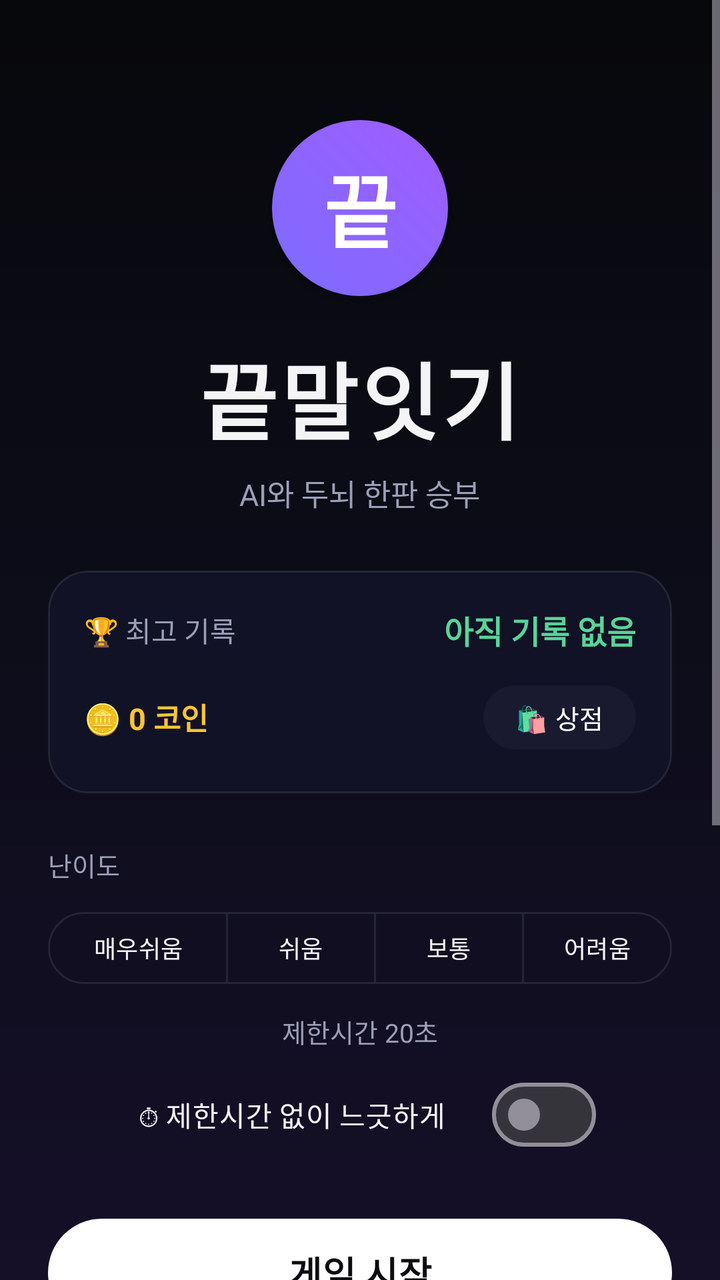
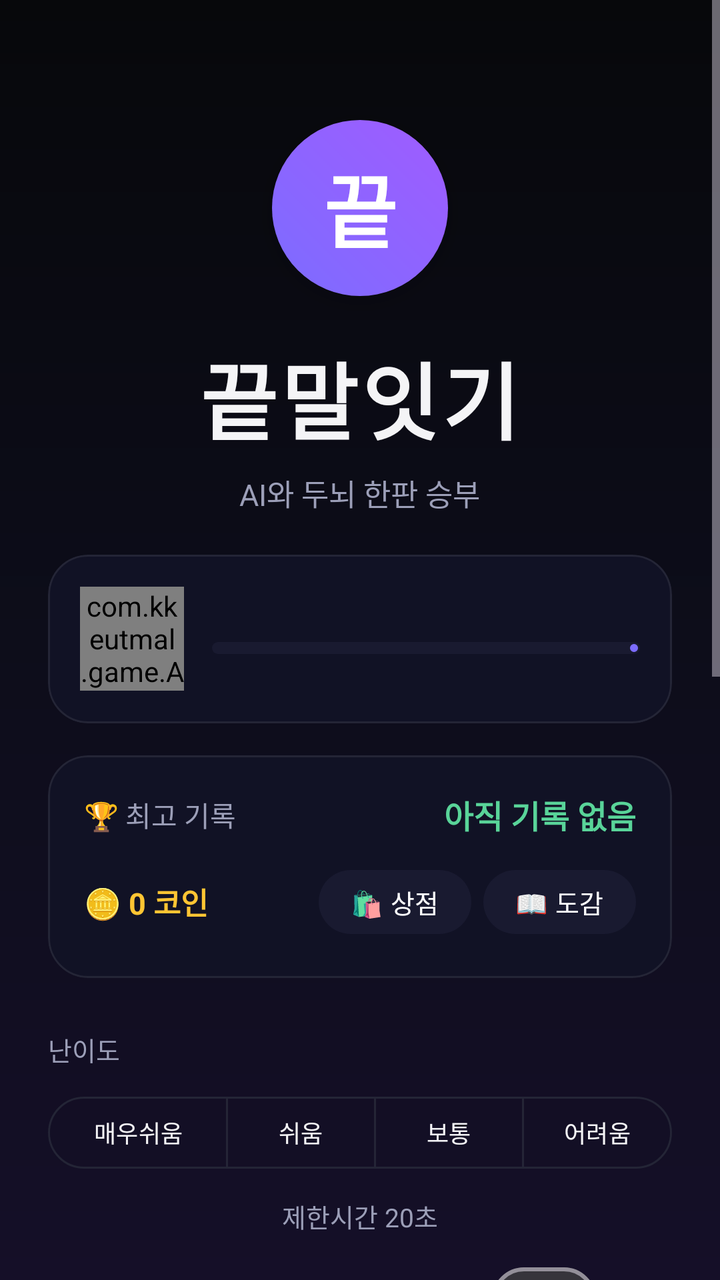

Compare the two renders of this Android layout. The source of the first and the diff that turns it into the second are given below.
<!-- AndroidManifest.xml: application theme Theme.KKeutmal -->
<!-- res/layout/activity_main.xml -->
<?xml version="1.0" encoding="utf-8"?>
<ScrollView xmlns:android="http://schemas.android.com/apk/res/android"
    xmlns:app="http://schemas.android.com/apk/res-auto"
    android:layout_width="match_parent"
    android:layout_height="match_parent"
    android:fillViewport="true"
    android:overScrollMode="never">

    <LinearLayout
        android:layout_width="match_parent"
        android:layout_height="wrap_content"
        android:orientation="vertical"
        android:gravity="center_horizontal"
        android:padding="24dp">

        <TextView
            android:id="@+id/tvEmblem"
            android:layout_width="88dp"
            android:layout_height="88dp"
            android:layout_marginTop="36dp"
            android:background="@drawable/bg_emblem"
            android:gravity="center"
            android:text="끝"
            android:textColor="@color/text_on_accent"
            android:textSize="40sp"
            android:fontFamily="sans-serif-black"
            android:elevation="8dp" />

        <TextView
            android:layout_width="wrap_content"
            android:layout_height="wrap_content"
            android:layout_marginTop="20dp"
            android:text="@string/app_name"
            android:textColor="@color/text_primary"
            android:textSize="42sp"
            android:letterSpacing="0.04"
            android:fontFamily="sans-serif-black" />

        <TextView
            android:layout_width="wrap_content"
            android:layout_height="wrap_content"
            android:layout_marginTop="6dp"
            android:text="@string/subtitle"
            android:textColor="@color/text_dim"
            android:textSize="15sp" />

        <com.google.android.material.card.MaterialCardView
            android:layout_width="match_parent"
            android:layout_height="wrap_content"
            android:layout_marginTop="28dp"
            app:cardBackgroundColor="@color/surface"
            app:cardCornerRadius="20dp"
            app:strokeColor="@color/surface_stroke"
            app:strokeWidth="1dp"
            app:cardElevation="0dp">

            <LinearLayout
                android:layout_width="match_parent"
                android:layout_height="wrap_content"
                android:orientation="vertical"
                android:padding="18dp">

                <LinearLayout
                    android:layout_width="match_parent"
                    android:layout_height="wrap_content"
                    android:orientation="horizontal"
                    android:gravity="center_vertical">

                    <TextView
                        android:layout_width="0dp"
                        android:layout_weight="1"
                        android:layout_height="wrap_content"
                        android:text="@string/best_label"
                        android:textColor="@color/text_dim"
                        android:textSize="14sp" />

                    <TextView
                        android:id="@+id/tvBest"
                        android:layout_width="wrap_content"
                        android:layout_height="wrap_content"
                        android:text="아직 기록 없음"
                        android:textColor="@color/accent2"
                        android:textSize="16sp"
                        android:textStyle="bold" />
                </LinearLayout>

                <LinearLayout
                    android:layout_width="match_parent"
                    android:layout_height="wrap_content"
                    android:layout_marginTop="12dp"
                    android:orientation="horizontal"
                    android:gravity="center_vertical">

                    <TextView
                        android:id="@+id/tvCoins"
                        android:layout_width="0dp"
                        android:layout_weight="1"
                        android:layout_height="wrap_content"
                        android:text="🪙 0 코인"
                        android:textColor="@color/warn"
                        android:textSize="15sp"
                        android:textStyle="bold" />

                    <com.google.android.material.button.MaterialButton
                        android:id="@+id/btnShop"
                        android:layout_width="wrap_content"
                        android:layout_height="40dp"
                        android:minWidth="0dp"
                        android:paddingHorizontal="16dp"
                        android:text="🛍 상점"
                        android:textSize="13sp"
                        app:backgroundTint="@color/chip_bg"
                        app:cornerRadius="20dp" />
                </LinearLayout>
            </LinearLayout>
        </com.google.android.material.card.MaterialCardView>

        <TextView
            android:layout_width="match_parent"
            android:layout_height="wrap_content"
            android:layout_marginTop="26dp"
            android:text="@string/difficulty_label"
            android:textColor="@color/text_dim"
            android:textSize="13sp" />

        <com.google.android.material.button.MaterialButtonToggleGroup
            android:id="@+id/toggleDifficulty"
            android:layout_width="match_parent"
            android:layout_height="wrap_content"
            android:layout_marginTop="10dp"
            app:singleSelection="true"
            app:selectionRequired="true">

            <com.google.android.material.button.MaterialButton
                android:id="@+id/btnVeryEasy"
                style="?attr/materialButtonOutlinedStyle"
                android:layout_width="0dp"
                android:layout_weight="1.2"
                android:layout_height="44dp"
                android:text="매우쉬움"
                android:textSize="12sp"
                android:insetLeft="0dp"
                android:insetRight="0dp"
                android:paddingHorizontal="2dp"
                app:strokeColor="@color/surface_stroke" />

            <com.google.android.material.button.MaterialButton
                android:id="@+id/btnEasy"
                style="?attr/materialButtonOutlinedStyle"
                android:layout_width="0dp"
                android:layout_weight="1"
                android:layout_height="44dp"
                android:text="쉬움"
                android:textSize="12sp"
                android:insetLeft="0dp"
                android:insetRight="0dp"
                android:paddingHorizontal="2dp"
                app:strokeColor="@color/surface_stroke" />

            <com.google.android.material.button.MaterialButton
                android:id="@+id/btnNormal"
                style="?attr/materialButtonOutlinedStyle"
                android:layout_width="0dp"
                android:layout_weight="1"
                android:layout_height="44dp"
                android:text="보통"
                android:textSize="12sp"
                app:strokeColor="@color/surface_stroke" />

            <com.google.android.material.button.MaterialButton
                android:id="@+id/btnHard"
                style="?attr/materialButtonOutlinedStyle"
                android:layout_width="0dp"
                android:layout_weight="1"
                android:layout_height="44dp"
                android:text="어려움"
                android:textSize="12sp"
                android:insetLeft="0dp"
                android:insetRight="0dp"
                android:paddingHorizontal="2dp"
                app:strokeColor="@color/surface_stroke" />
        </com.google.android.material.button.MaterialButtonToggleGroup>

        <TextView
            android:id="@+id/tvDifficultyDesc"
            android:layout_width="match_parent"
            android:layout_height="wrap_content"
            android:layout_marginTop="10dp"
            android:gravity="center"
            android:textColor="@color/text_dim"
            android:textSize="13sp"
            android:text="제한시간 20초" />

        <com.google.android.material.materialswitch.MaterialSwitch
            android:id="@+id/swNoTimer"
            android:layout_width="wrap_content"
            android:layout_height="wrap_content"
            android:layout_marginTop="8dp"
            android:text="  ⏱ 제한시간 없이 느긋하게  "
            android:textColor="@color/text_primary"
            android:textSize="14sp" />

        <com.google.android.material.button.MaterialButton
            android:id="@+id/btnStart"
            android:layout_width="match_parent"
            android:layout_height="62dp"
            android:layout_marginTop="24dp"
            android:text="@string/start_game"
            android:textSize="18sp"
            android:textStyle="bold"
            android:textColor="@color/cta_text"
            app:backgroundTint="@color/cta_bg"
            app:cornerRadius="31dp" />

        <com.google.android.material.card.MaterialCardView
            android:layout_width="match_parent"
            android:layout_height="wrap_content"
            android:layout_marginTop="26dp"
            android:layout_marginBottom="24dp"
            app:cardBackgroundColor="#10FFFFFF"
            app:cardCornerRadius="20dp"
            app:cardElevation="0dp">

            <LinearLayout
                android:layout_width="match_parent"
                android:layout_height="wrap_content"
                android:orientation="vertical"
                android:padding="18dp">

                <TextView
                    android:layout_width="wrap_content"
                    android:layout_height="wrap_content"
                    android:text="@string/rules_title"
                    android:textColor="@color/text_primary"
                    android:textSize="14sp"
                    android:textStyle="bold" />

                <TextView
                    android:layout_width="match_parent"
                    android:layout_height="wrap_content"
                    android:layout_marginTop="10dp"
                    android:lineSpacingExtra="5dp"
                    android:text="@string/rules_body"
                    android:textColor="@color/text_dim"
                    android:textSize="13sp" />
            </LinearLayout>
        </com.google.android.material.card.MaterialCardView>
    </LinearLayout>
</ScrollView>
<!-- resources referenced by this layout -->
<resources>
  <color name="accent2">#59D499</color>
  <color name="chip_bg">#191A30</color>
  <color name="cta_bg">#FFFFFF</color>
  <color name="cta_text">#0B0B10</color>
  <color name="surface">#111225</color>
  <color name="surface_stroke">#14FFFFFF</color>
  <color name="text_dim">#9C9FB8</color>
  <color name="text_on_accent">#FFFFFF</color>
  <color name="text_primary">#F4F4F6</color>
  <color name="warn">#FFC533</color>
  <!-- drawable bg_emblem (drawable) -->
  <?xml version="1.0" encoding="utf-8"?>
  <shape xmlns:android="http://schemas.android.com/apk/res/android" android:shape="oval">
      <gradient
          android:angle="45"
          android:startColor="@color/player_grad_start"
          android:endColor="@color/player_grad_end" />
  </shape>
  <string name="app_name">끝말잇기</string>
  <string name="best_label">🏆 최고 기록</string>
  <string name="difficulty_label">난이도</string>
  <string name="rules_body">· 사전(표준국어대사전+끄투 DB, 43만 단어)에 있는 두 글자 이상 단어만 인정\n· 앞 단어의 끝 글자로 시작 (두음법칙 인정: 력→역, 라→나)\n· 이미 나온 단어는 다시 쓸 수 없어요\n· 제한시간 안에 입력하지 못하면 패배! (무제한 모드는 시간 걱정 없음)\n· 마이크 버튼을 누르고 말해도 입력돼요</string>
  <string name="rules_title">게임 규칙</string>
  <string name="start_game">게임 시작</string>
  <string name="subtitle">AI와 두뇌 한판 승부</string>
  <style name="Theme.KKeutmal" parent="Theme.Material3.Dark.NoActionBar">
          <item name="colorPrimary">@color/accent</item>
          <item name="colorOnPrimary">@color/text_on_accent</item>
          <item name="colorSecondary">@color/accent2</item>
          <item name="colorSurface">@color/surface</item>
          <item name="colorOnSurface">@color/text_primary</item>
          <item name="android:colorBackground">@color/bg_top</item>
          <item name="android:windowBackground">@drawable/bg_gradient</item>
          <item name="android:statusBarColor">@color/bg_top</item>
          <item name="android:navigationBarColor">@color/bg_bottom</item>
          <item name="android:windowLightStatusBar">false</item>
          <item name="android:textColor">@color/text_primary</item>
      </style>
  <color name="player_grad_start">#7C6CFF</color>
  <color name="player_grad_end">#A05CFF</color>
  <color name="accent">#7C6CFF</color>
  <color name="bg_top">#07080B</color>
  <!-- drawable bg_gradient (drawable) -->
  <?xml version="1.0" encoding="utf-8"?>
  <shape xmlns:android="http://schemas.android.com/apk/res/android" android:shape="rectangle">
      <gradient
          android:angle="270"
          android:startColor="@color/bg_top"
          android:centerColor="#0D0D1A"
          android:endColor="@color/bg_bottom" />
  </shape>
  <color name="bg_bottom">#150F28</color>
</resources>

<!-- the commit's change to res/layout/activity_main.xml (unified diff, before → after) -->
@@ -47,7 +47,7 @@
         <com.google.android.material.card.MaterialCardView
             android:layout_width="match_parent"
             android:layout_height="wrap_content"
-            android:layout_marginTop="28dp"
+            android:layout_marginTop="20dp"
             app:cardBackgroundColor="@color/surface"
             app:cardCornerRadius="20dp"
             app:strokeColor="@color/surface_stroke"
@@ -57,6 +57,65 @@
             <LinearLayout
                 android:layout_width="match_parent"
                 android:layout_height="wrap_content"
+                android:orientation="horizontal"
+                android:gravity="center_vertical"
+                android:padding="16dp">
+
+                <com.kkeutmal.game.AvatarView
+                    android:id="@+id/avatarMe"
+                    android:layout_width="52dp"
+                    android:layout_height="52dp" />
+
+                <LinearLayout
+                    android:layout_width="0dp"
+                    android:layout_weight="1"
+                    android:layout_height="wrap_content"
+                    android:layout_marginStart="14dp"
+                    android:orientation="vertical">
+
+                    <TextView
+                        android:id="@+id/tvLevelRank"
+                        android:layout_width="wrap_content"
+                        android:layout_height="wrap_content"
+                        android:textColor="@color/text_primary"
+                        android:textSize="16sp"
+                        android:textStyle="bold" />
+
+                    <com.google.android.material.progressindicator.LinearProgressIndicator
+                        android:id="@+id/xpBar"
+                        android:layout_width="match_parent"
+                        android:layout_height="wrap_content"
+                        android:layout_marginTop="6dp"
+                        android:max="1000"
+                        app:trackThickness="6dp"
+                        app:trackCornerRadius="3dp"
+                        app:trackColor="@color/chip_bg"
+                        app:indicatorColor="@color/accent" />
+
+                    <TextView
+                        android:id="@+id/tvXp"
+                        android:layout_width="wrap_content"
+                        android:layout_height="wrap_content"
+                        android:layout_marginTop="4dp"
+                        android:textColor="@color/text_dim"
+                        android:textSize="11sp" />
+                </LinearLayout>
+            </LinearLayout>
+        </com.google.android.material.card.MaterialCardView>
+
+        <com.google.android.material.card.MaterialCardView
+            android:layout_width="match_parent"
+            android:layout_height="wrap_content"
+            android:layout_marginTop="16dp"
+            app:cardBackgroundColor="@color/surface"
+            app:cardCornerRadius="20dp"
+            app:strokeColor="@color/surface_stroke"
+            app:strokeWidth="1dp"
+            app:cardElevation="0dp">
+
+            <LinearLayout
+                android:layout_width="match_parent"
+                android:layout_height="wrap_content"
                 android:orientation="vertical"
                 android:padding="18dp">
 
@@ -108,6 +167,18 @@
                         android:minWidth="0dp"
                         android:paddingHorizontal="16dp"
                         android:text="🛍 상점"
+                        android:textSize="13sp"
+                        app:backgroundTint="@color/chip_bg"
+                        app:cornerRadius="20dp" />
+
+                    <com.google.android.material.button.MaterialButton
+                        android:id="@+id/btnCollection"
+                        android:layout_width="wrap_content"
+                        android:layout_height="40dp"
+                        android:layout_marginStart="6dp"
+                        android:minWidth="0dp"
+                        android:paddingHorizontal="16dp"
+                        android:text="📖 도감"
                         android:textSize="13sp"
                         app:backgroundTint="@color/chip_bg"
                         app:cornerRadius="20dp" />
@@ -201,11 +272,31 @@
             android:textSize="14sp" />
 
         <com.google.android.material.button.MaterialButton
+            android:id="@+id/btnAdventure"
+            android:layout_width="match_parent"
+            android:layout_height="62dp"
+            android:layout_marginTop="20dp"
+            android:text="🗺 모험 떠나기"
+            android:textSize="18sp"
+            android:textStyle="bold"
+            app:backgroundTint="@color/accent"
+            app:cornerRadius="31dp" />
+
+        <LinearLayout
+            android:id="@+id/missionBox"
+            android:layout_width="match_parent"
+            android:layout_height="wrap_content"
+            android:layout_marginTop="16dp"
+            android:orientation="vertical"
+            android:background="@drawable/bg_input"
+            android:padding="14dp" />
+
+        <com.google.android.material.button.MaterialButton
             android:id="@+id/btnStart"
             android:layout_width="match_parent"
             android:layout_height="62dp"
             android:layout_marginTop="24dp"
-            android:text="@string/start_game"
+            android:text="⚔ 자유 대전"
             android:textSize="18sp"
             android:textStyle="bold"
             android:textColor="@color/cta_text"
<!-- resource entries referenced after the edit -->
@@ -18,12 +18,18 @@
           android:startColor="@color/player_grad_start"
           android:endColor="@color/player_grad_end" />
   </shape>
+  <!-- drawable bg_input (drawable) -->
+  <?xml version="1.0" encoding="utf-8"?>
+  <shape xmlns:android="http://schemas.android.com/apk/res/android" android:shape="rectangle">
+      <solid android:color="@color/input_bg" />
+      <stroke android:width="1dp" android:color="@color/surface_stroke" />
+      <corners android:radius="26dp" />
+  </shape>
   <string name="app_name">끝말잇기</string>
   <string name="best_label">🏆 최고 기록</string>
   <string name="difficulty_label">난이도</string>
   <string name="rules_body">· 사전(표준국어대사전+끄투 DB, 43만 단어)에 있는 두 글자 이상 단어만 인정\n· 앞 단어의 끝 글자로 시작 (두음법칙 인정: 력→역, 라→나)\n· 이미 나온 단어는 다시 쓸 수 없어요\n· 제한시간 안에 입력하지 못하면 패배! (무제한 모드는 시간 걱정 없음)\n· 마이크 버튼을 누르고 말해도 입력돼요</string>
   <string name="rules_title">게임 규칙</string>
-  <string name="start_game">게임 시작</string>
   <string name="subtitle">AI와 두뇌 한판 승부</string>
   <style name="Theme.KKeutmal" parent="Theme.Material3.Dark.NoActionBar">
           <item name="colorPrimary">@color/accent</item>
@@ -40,6 +46,7 @@
       </style>
   <color name="player_grad_start">#7C6CFF</color>
   <color name="player_grad_end">#A05CFF</color>
+  <color name="input_bg">#0D0E1C</color>
   <color name="accent">#7C6CFF</color>
   <color name="bg_top">#07080B</color>
   <!-- drawable bg_gradient (drawable) -->
